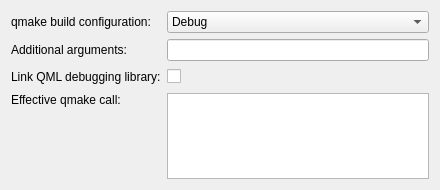
Before: the Qt Designer form src/plugins/qt4projectmanager/qmakestep.ui in qt-creator/qt-creator, drawn with Qt 5.
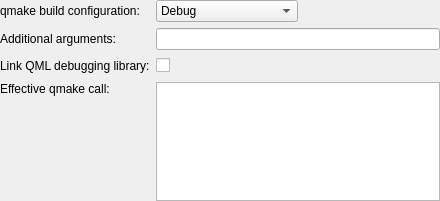
After: the same form once the commit is applied. Icons and pictures are not drawn.

Commit message:
QMakeStep: Make UI expand horizontally
This is in line with the other buildstep UIs.

Diff of the .ui file:
```diff
--- a/src/plugins/qt4projectmanager/qmakestep.ui
+++ b/src/plugins/qt4projectmanager/qmakestep.ui
@@ -7,10 +7,16 @@
     <x>0</x>
     <y>0</y>
     <width>440</width>
-    <height>190</height>
+    <height>201</height>
    </rect>
   </property>
   <layout class="QFormLayout" name="formLayout">
+   <property name="fieldGrowthPolicy">
+    <enum>QFormLayout::ExpandingFieldsGrow</enum>
+   </property>
+   <property name="margin">
+    <number>0</number>
+   </property>
    <item row="0" column="0">
     <widget class="QLabel" name="label_2">
      <property name="text">
@@ -19,6 +25,12 @@
     </widget>
    </item>
    <item row="0" column="1">
+    <widget class="QWidget" name="buildConfigurrationWidget" native="true">
+     <layout class="QHBoxLayout" name="horizontalLayout_2">
+      <property name="margin">
+       <number>0</number>
+      </property>
+      <item>
     <widget class="QComboBox" name="buildConfigurationComboBox">
      <property name="sizePolicy">
       <sizepolicy hsizetype="Expanding" vsizetype="Fixed">
@@ -41,6 +53,22 @@
        <string>Debug and release</string>
       </property>
      </item>
+       </widget>
+      </item>
+      <item>
+       <spacer name="buildCOnfigurationSpacer">
+        <property name="orientation">
+         <enum>Qt::Horizontal</enum>
+        </property>
+        <property name="sizeHint" stdset="0">
+         <size>
+          <width>71</width>
+          <height>20</height>
+         </size>
+        </property>
+       </spacer>
+      </item>
+     </layout>
     </widget>
    </item>
    <item row="1" column="0">
```
Lines whose indentation alone changed are shown as unchanged.
